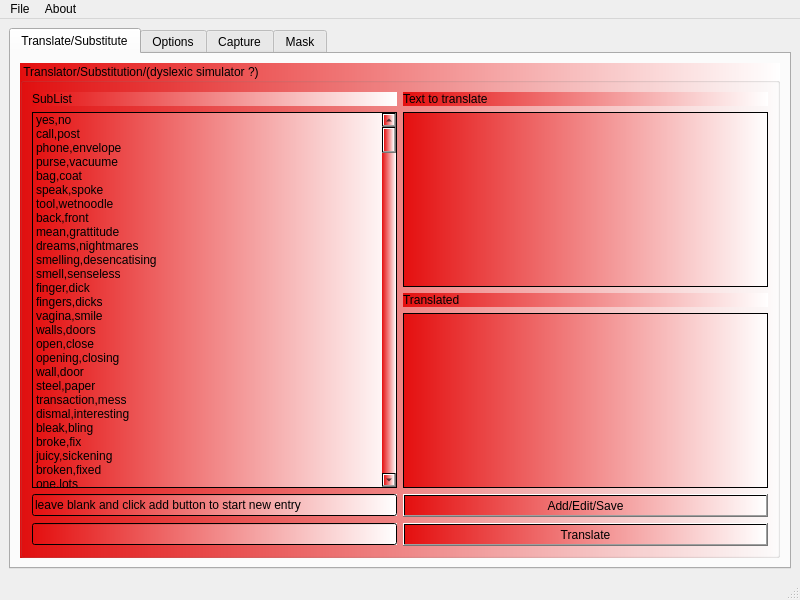
This is mainwindow.ui in netpipe/RightHand as Qt 5 draws it before an edit. The edited form follows.
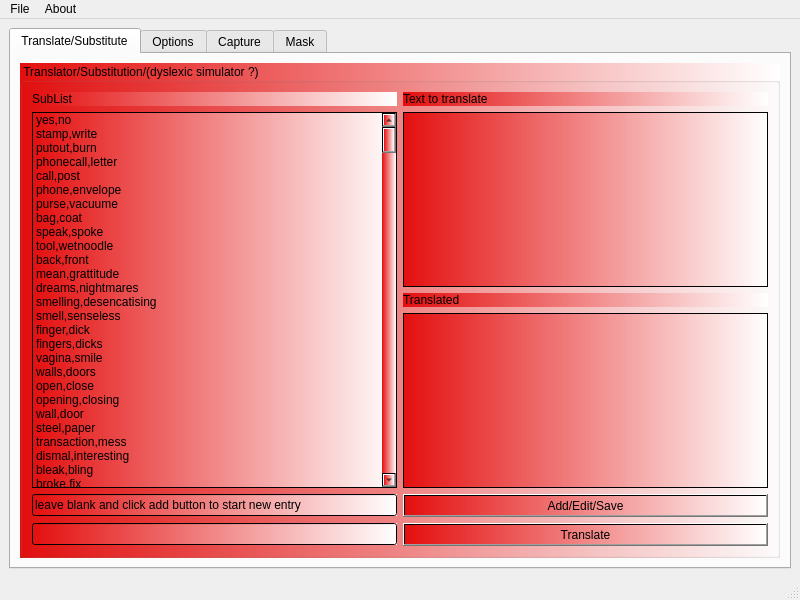
This is the edited form.

```diff
--- a/mainwindow.ui
+++ b/mainwindow.ui
@@ -98,6 +98,21 @@
                <string>yes,no</string>
               </property>
              </item>
+             <item>
+              <property name="text">
+               <string>stamp,write</string>
+              </property>
+             </item>
+             <item>
+              <property name="text">
+               <string>putout,burn</string>
+              </property>
+             </item>
+             <item>
+              <property name="text">
+               <string>phonecall,letter</string>
+              </property>
+             </item>
              <item>
               <property name="text">
                <string>call,post</string>
```
